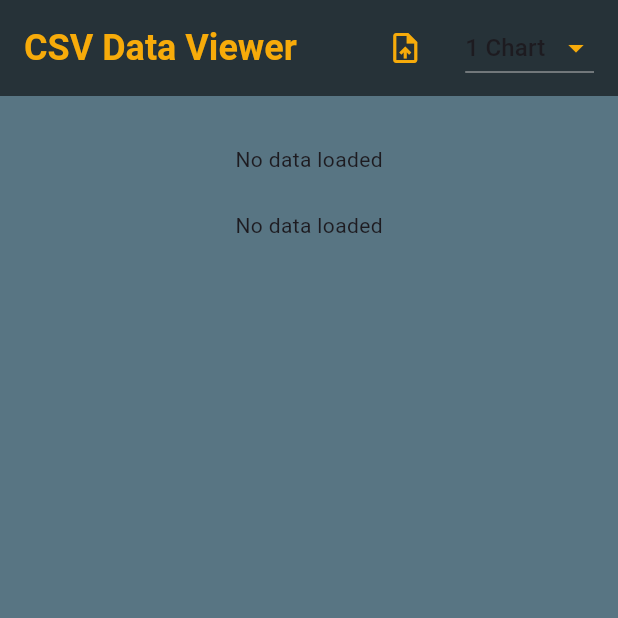
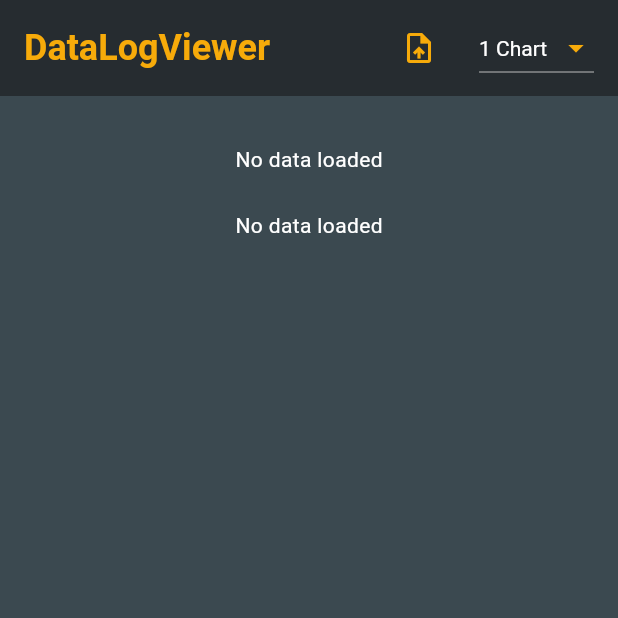
Before and after one commit to ElvisOkereke/flutter_logviewer, a Flutter app: the screen it shows after launch, on a phone screen of 412 x 824 dp, the top half of it. Run offline on Flutter 3.47's test engine with Material 3 defaults, Android fonts, the phone set to English and light mode, and no system bars; our stand-ins replace csv, file_picker, fl_chart, flutter_bloc.

Commit message:
updates
- normalize script
- chart now normalizes data so multiple data types fit on same graph
- UI Changes to AppBar and textStyles
- file picker now filter by .csv

```diff
--- a/lib/csv_line_chart.dart
+++ b/lib/csv_line_chart.dart
@@ -3,39 +3,42 @@ import 'dart:math';
 import 'package:fl_chart/fl_chart.dart';
 import 'package:flutter/material.dart';
 import 'package:flutter_bloc/flutter_bloc.dart';
-import 'package:random_color/random_color.dart';
 import 'csv_cubit.dart';
+import 'normilize.dart';
 
 class CsvLineChart extends StatefulWidget {
   @override
   _CsvLineChartState createState() => _CsvLineChartState();
 }
+//Features to add:
+//1. Calculated Fields
+//2. data legend min/max values
+//3. color match lines and data legend
+//4. add cursor to chart
 
 class _CsvLineChartState extends State<CsvLineChart> {
   List<int?> selectedVariables =
       List.filled(5, null); // Default selected variables to None
-  List<Color> _lineColors = [
-    Color.fromARGB(255, 255, 0, 0), // Bright Red
-    Color.fromARGB(255, 0, 255, 0), // Bright Green
-    Color.fromARGB(255, 0, 255, 255), // Bright Cyan
-    Color.fromARGB(255, 255, 255, 0), // Bright Yellow
-    Color.fromARGB(255, 255, 0, 255), // Bright Magenta
+  final List<Color> _lineColors = [
+    const Color.fromARGB(255, 255, 0, 0), // Bright Red
+    const Color.fromARGB(255, 0, 255, 0), // Bright Green
+    const Color.fromARGB(255, 0, 255, 255), // Bright Cyan
+    const Color.fromARGB(255, 255, 255, 0), // Bright Yellow
+    const Color.fromARGB(255, 255, 0, 255), // Bright Magenta
   ];
   double _sliderValue = 0.0;
 
   @override
   Widget build(BuildContext context) {
     return BlocBuilder<CsvCubit, List<List<dynamic>>>(
-      builder: (context, data) {
+      builder: (
+        context,
+        data,
+      ) {
         if (data.isEmpty) {
-          return Center(child: Text('No data loaded'));
-        }
-
-        // Initialize the colors
-        if (_lineColors.isEmpty) {
-          for (int i = 1; i < data.first.length; i++) {
-            _lineColors.add(RandomColor().randomColor());
-          }
+          return const Center(
+              child: Text('No data loaded',
+                  style: TextStyle(color: Colors.white)));
         }
 
         int maxVisiblePoints = 100; // Number of points visible at a time
@@ -69,9 +72,11 @@ class _CsvLineChartState extends State<CsvLineChart> {
                     Column(
                       children: List.generate(5, (index) {
                         return DropdownButton<int?>(
+                          dropdownColor: const Color.fromARGB(255, 175, 122, 8),
+                          style: const TextStyle(color: Colors.white),
                           value: selectedVariables[index],
                           items: [
-                            DropdownMenuItem<int?>(
+                            const DropdownMenuItem<int?>(
                               value: null,
                               child: Text('None'),
                             ),
@@ -109,6 +114,8 @@ class _CsvLineChartState extends State<CsvLineChart> {
                               });
                             }
                           },
+                          child: Padding(
+                            padding: const EdgeInsets.only(left: 16.0),
                             child: Container(
                               width: (maxPoints + 1) *
                                   20.0, // Adjust the width based on the data length
@@ -121,7 +128,8 @@ class _CsvLineChartState extends State<CsvLineChart> {
                                       .black, // Set the background color of the chart
                                   titlesData: FlTitlesData(
                                     leftTitles: SideTitles(
-                                    showTitles: false,
+                                      showTitles: true,
+                                      //add getTextStyle to see y axis values
                                     ),
                                     bottomTitles: SideTitles(
                                       showTitles: true,
@@ -133,18 +141,23 @@ class _CsvLineChartState extends State<CsvLineChart> {
                                     show: false, // Disable grid lines
                                   ),
                                   lineBarsData: _getLineChartBarData(
-                                    data, _sliderValue, maxVisiblePoints),
+                                      data,
+                                      _sliderValue,
+                                      maxVisiblePoints,
+                                      minY,
+                                      maxY),
                                   borderData: FlBorderData(
-                                  show: true,
-                                  border:
-                                      Border.all(color: Colors.grey, width: 1),
+                                    show: false,
+                                    border: Border.all(
+                                        color: Colors.grey, width: 1),
                                   ),
                                   minX: _sliderValue,
                                   maxX: _sliderValue + maxVisiblePoints,
-                                minY: minY,
-                                maxY: maxY,
+                                  //minY: -1,
+                                  //maxY: 1,
                                   lineTouchData: LineTouchData(
                                     enabled: false, // Disable touch events
+                                  ),
                                 ),
                               ),
                             ),
@@ -161,7 +174,7 @@ class _CsvLineChartState extends State<CsvLineChart> {
               right: 10,
               child: Container(
                 color: Colors.white.withOpacity(0.8),
-                padding: EdgeInsets.all(8),
+                padding: const EdgeInsets.all(8),
                 child: Column(
                   crossAxisAlignment: CrossAxisAlignment.start,
                   children: [
@@ -173,9 +186,9 @@ class _CsvLineChartState extends State<CsvLineChart> {
                           0;
                       return Text(
                         '${data[0][variableIndex]}: $value',
-                        style: TextStyle(color: Colors.black),
+                        style: const TextStyle(color: Colors.black),
                       );
-                    }).toList(),
+                    })
                   ],
                 ),
               ),
@@ -186,8 +199,8 @@ class _CsvLineChartState extends State<CsvLineChart> {
     );
   }
 
-  List<LineChartBarData> _getLineChartBarData(
-      List<List<dynamic>> data, double start, int maxVisiblePoints) {
+  List<LineChartBarData> _getLineChartBarData(List<List<dynamic>> data,
+      double start, int maxVisiblePoints, double minY, double maxY) {
     List<LineChartBarData> lineBars = [];
 
     for (int i = 0; i < selectedVariables.length; i++) {
@@ -200,8 +213,12 @@ class _CsvLineChartState extends State<CsvLineChart> {
           j < start.toInt() + maxVisiblePoints && j < data.length;
           j++) {
         spots.add(FlSpot(
+          //key,value
           j.toDouble(),
+          normalizeData(
               double.tryParse(data[j][variableIndex].toString()) ?? 0,
+              minY,
+              maxY), //check if data element is a double, if not (meaning it a label or string) set it to 0, then normilize
         ));
       }
 
@@ -210,7 +227,7 @@ class _CsvLineChartState extends State<CsvLineChart> {
           spots: spots,
           isCurved: false, // Set to false to make the lines straight
           barWidth: 2,
-          dotData: FlDotData(show: false),
+          dotData: FlDotData(show: true), //ADD SETTINGS TO ENABLE/DISABLE DOTS
           colors: [_lineColors[i]],
           belowBarData: BarAreaData(show: false),
         ),
--- a/lib/csv_table.dart
+++ b/lib/csv_table.dart
@@ -8,7 +8,9 @@ class CsvTable extends StatelessWidget {
     return BlocBuilder<CsvCubit, List<List<dynamic>>>(
       builder: (context, data) {
         if (data.isEmpty) {
-          return Center(child: Text('No data loaded'));
+          return const Center(
+              child: Text('No data loaded',
+                  style: TextStyle(color: Colors.white)));
         }
 
         return SingleChildScrollView(
@@ -16,6 +18,9 @@ class CsvTable extends StatelessWidget {
           child: SingleChildScrollView(
             scrollDirection: Axis.vertical,
             child: DataTable(
+              dataTextStyle: const TextStyle(color: Colors.white),
+              headingTextStyle: const TextStyle(
+                  color: Colors.white, fontWeight: FontWeight.bold),
               columns: data.first
                   .map((col) => DataColumn(label: Text(col.toString())))
                   .toList(),
--- a/lib/file_picker.dart
+++ b/lib/file_picker.dart
@@ -1,8 +1,8 @@
 import 'package:file_picker/file_picker.dart';
-import 'package:flutter/material.dart';
 
 Future<String?> pickFile() async {
-  final result = await FilePicker.platform.pickFiles();
+  final result = await FilePicker.platform
+      .pickFiles(type: FileType.custom, allowedExtensions: ['csv']);
   if (result != null) {
     return result.files.single.path;
   }
--- a/lib/main.dart
+++ b/lib/main.dart
@@ -34,16 +34,16 @@ class _CsvHomePageState extends State<CsvHomePage> {
   Widget build(BuildContext context) {
     return Scaffold(
       appBar: AppBar(
-        title: const Text('CSV Data Viewer'),
+        title: const Text('DataLogViewer'),
         toolbarHeight: 64,
-        backgroundColor: Colors.blueGrey[900],
+        backgroundColor: const Color.fromARGB(255, 38, 44, 48),
         titleTextStyle: const TextStyle(
             fontSize: 24,
             fontWeight: FontWeight.bold,
             color: Color.fromARGB(255, 247, 171, 10)),
         actions: [
           IconButton(
-            icon: Icon(Icons.upload_file),
+            icon: const Icon(Icons.upload_file),
             onPressed: () async {
               final path = await pickFile();
               if (path != null) {
@@ -52,14 +52,17 @@ class _CsvHomePageState extends State<CsvHomePage> {
               }
             },
             tooltip: 'Load CSV',
-            color: Color.fromARGB(255, 247, 171, 10),
+            color: const Color.fromARGB(255, 247, 171, 10),
           ),
           Padding(
             padding: const EdgeInsets.symmetric(horizontal: 16.0),
             child: DropdownButton<int>(
+              style: const TextStyle(
+                color: Colors.white,
+              ),
               value: _numberOfCharts,
-              dropdownColor: Color.fromARGB(255, 247, 171, 10),
-              iconEnabledColor: Color.fromARGB(255, 247, 171, 10),
+              dropdownColor: const Color.fromARGB(255, 175, 122, 8),
+              iconEnabledColor: const Color.fromARGB(255, 247, 171, 10),
               onChanged: (int? newValue) {
                 setState(() {
                   _numberOfCharts = newValue!;
@@ -76,7 +79,7 @@ class _CsvHomePageState extends State<CsvHomePage> {
         ],
       ),
       body: Container(
-        color: Color.fromARGB(255, 88, 117, 131),
+        color: const Color.fromARGB(255, 59, 73, 80),
         child: LayoutBuilder(
           builder: (context, constraints) {
             return Padding(
--- /dev/null
+++ b/lib/normilize.dart
@@ -0,0 +1,11 @@
+double normalizeData(double value, double min, double max) {
+  //normalize data
+  if (value < 0) {
+    double normalizedValue = (value + max) / (max + min.abs());
+    return normalizedValue * -1;
+  }
+
+  double normalizedValue = (value - min) / (max + min.abs());
+
+  return normalizedValue;
+}
--- a/pubspec.yaml
+++ b/pubspec.yaml
@@ -36,7 +36,6 @@ dependencies:
   path_provider: ^2.0.0
   file_picker: ^5.0.0
   csv: ^5.0.0
-  random_color: ^1.0.0
   # The following adds the Cupertino Icons font to your application.
   # Use with the CupertinoIcons class for iOS style icons.
   cupertino_icons: ^1.0.6
```
Also changed, not shown: pubspec.lock. Lines whose indentation alone changed are shown as unchanged.
